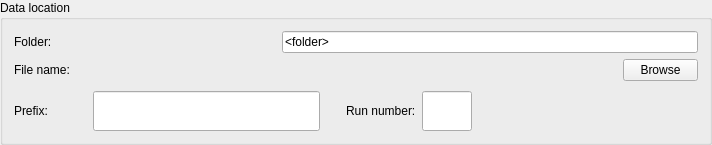
The window that Bricks/widgets/ui_files/Qt4_data_path_widget_horizontal_layout.ui (mxcube/mxcubeqt) describes before a commit, drawn with Qt 5.
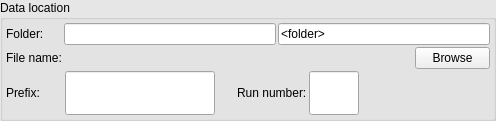
The same window after the commit.

```diff
--- a/Bricks/widgets/ui_files/Qt4_data_path_widget_horizontal_layout.ui
+++ b/Bricks/widgets/ui_files/Qt4_data_path_widget_horizontal_layout.ui
@@ -6,10 +6,74 @@
    <rect>
     <x>0</x>
     <y>0</y>
-    <width>712</width>
-    <height>145</height>
+    <width>496</width>
+    <height>121</height>
    </rect>
   </property>
+  <property name="palette">
+   <palette>
+    <active>
+     <colorrole role="Base">
+      <brush brushstyle="SolidPattern">
+       <color alpha="255">
+        <red>255</red>
+        <green>255</green>
+        <blue>255</blue>
+       </color>
+      </brush>
+     </colorrole>
+     <colorrole role="Window">
+      <brush brushstyle="SolidPattern">
+       <color alpha="255">
+        <red>230</red>
+        <green>230</green>
+        <blue>230</blue>
+       </color>
+      </brush>
+     </colorrole>
+    </active>
+    <inactive>
+     <colorrole role="Base">
+      <brush brushstyle="SolidPattern">
+       <color alpha="255">
+        <red>255</red>
+        <green>255</green>
+        <blue>255</blue>
+       </color>
+      </brush>
+     </colorrole>
+     <colorrole role="Window">
+      <brush brushstyle="SolidPattern">
+       <color alpha="255">
+        <red>230</red>
+        <green>230</green>
+        <blue>230</blue>
+       </color>
+      </brush>
+     </colorrole>
+    </inactive>
+    <disabled>
+     <colorrole role="Base">
+      <brush brushstyle="SolidPattern">
+       <color alpha="255">
+        <red>230</red>
+        <green>230</green>
+        <blue>230</blue>
+       </color>
+      </brush>
+     </colorrole>
+     <colorrole role="Window">
+      <brush brushstyle="SolidPattern">
+       <color alpha="255">
+        <red>230</red>
+        <green>230</green>
+        <blue>230</blue>
+       </color>
+      </brush>
+     </colorrole>
+    </disabled>
+   </palette>
+  </property>
   <property name="windowTitle">
    <string>Data path</string>
   </property>
@@ -26,15 +90,27 @@
       <string>Data location</string>
      </property>
      <layout class="QHBoxLayout">
+      <property name="spacing">
+       <number>2</number>
+      </property>
+      <property name="margin">
+       <number>3</number>
+      </property>
       <item>
        <layout class="QVBoxLayout">
         <property name="spacing">
-         <number>10</number>
+         <number>2</number>
         </property>
         <item>
          <layout class="QHBoxLayout">
+          <property name="spacing">
+           <number>2</number>
+          </property>
           <item>
            <layout class="QVBoxLayout">
+            <property name="spacing">
+             <number>2</number>
+            </property>
             <item>
              <widget class="QLabel" name="folder_label">
               <property name="text">
@@ -59,10 +135,19 @@
           </item>
           <item>
            <layout class="QVBoxLayout">
+            <property name="spacing">
+             <number>2</number>
+            </property>
             <item>
              <layout class="QHBoxLayout">
+              <property name="spacing">
+               <number>2</number>
+              </property>
               <item>
-               <widget class="QLabel" name="base_path_label">
+               <widget class="QLineEdit" name="base_path_ledit">
+                <property name="enabled">
+                 <bool>true</bool>
+                </property>
                 <property name="minimumSize">
                  <size>
                   <width>200</width>
@@ -78,8 +163,8 @@
                 <property name="text">
                  <string/>
                 </property>
-                <property name="wordWrap">
-                 <bool>false</bool>
+                <property name="readOnly">
+                 <bool>true</bool>
                 </property>
                </widget>
               </item>
@@ -106,6 +191,9 @@
             </item>
             <item>
              <layout class="QHBoxLayout">
+              <property name="spacing">
+               <number>2</number>
+              </property>
               <item>
                <widget class="QLabel" name="file_name_value_label">
                 <property name="text">
@@ -153,17 +241,20 @@
         </item>
         <item>
          <layout class="QHBoxLayout">
+          <property name="spacing">
+           <number>2</number>
+          </property>
           <item>
            <widget class="QLabel" name="prefix_label">
             <property name="minimumSize">
              <size>
-              <width>73</width>
+              <width>57</width>
               <height>0</height>
              </size>
             </property>
             <property name="maximumSize">
              <size>
-              <width>73</width>
+              <width>57</width>
               <height>32767</height>
              </size>
             </property>
```
